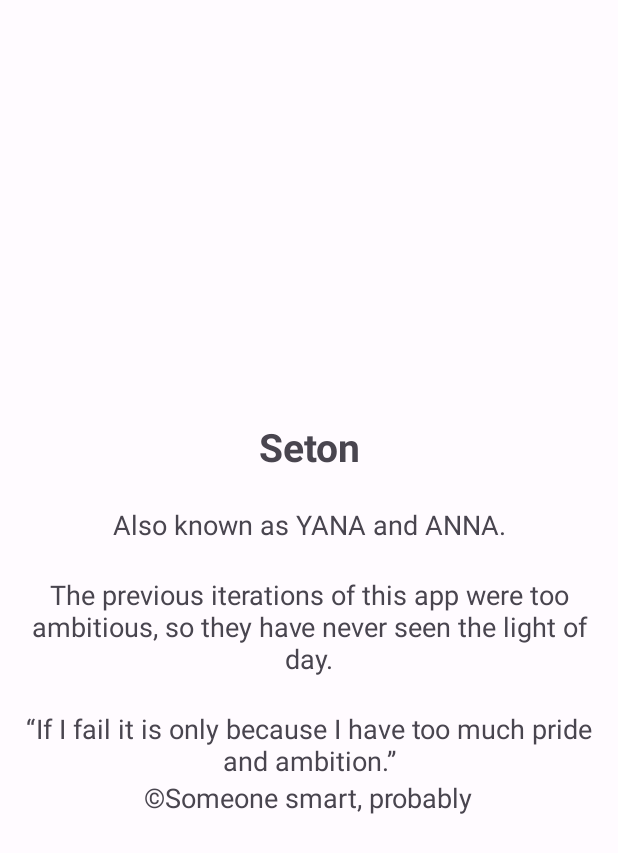
After one commit to SyhanX/Seton, an Android app: the fragment AboutFragment shown on its own in the app's theme, on a phone screen of 412 x 824 dp. The commit adds this screen. Shown: the top 853 px of the screen. Run offline under Robolectric (Android 15) with nearby library versions, the phone set to English and light mode, and no system bars.

Commit message:
feat: add about screen

```diff
--- /dev/null
+++ b/app/src/main/java/com/example/seton/presentation/about/AboutFragment.kt
@@ -0,0 +1,6 @@
+package com.example.seton.presentation.about
+
+import androidx.fragment.app.Fragment
+import com.example.seton.R
+
+class AboutFragment: Fragment(R.layout.fragment_about)
--- a/app/src/main/java/com/example/seton/presentation/notes/NotesFragment.kt
+++ b/app/src/main/java/com/example/seton/presentation/notes/NotesFragment.kt
@@ -78,6 +78,7 @@ class NotesFragment : Fragment(), MenuProvider {
             }
         }
     }
+
     override fun onCreateMenu(menu: Menu, menuInflater: MenuInflater) {
         menuInflater.inflate(R.menu.notes_menu, menu)
     }
@@ -89,11 +90,12 @@ class NotesFragment : Fragment(), MenuProvider {
 
                 true
             }
+
             R.id.action_about -> {
-                //do something
-
+                findNavController().navigate(R.id.action_NotesFragment_to_aboutFragment)
                 true
             }
+
             else -> false
         }
     }
--- /dev/null
+++ b/app/src/main/res/layout/fragment_about.xml
@@ -0,0 +1,54 @@
+<?xml version="1.0" encoding="utf-8"?>
+<LinearLayout xmlns:android="http://schemas.android.com/apk/res/android"
+    android:layout_width="match_parent"
+    android:layout_height="match_parent"
+    android:gravity="center"
+    android:orientation="vertical"
+    android:padding="16dp">
+
+
+    <TextView
+        android:id="@+id/app_name"
+        android:layout_width="wrap_content"
+        android:layout_height="wrap_content"
+        android:layout_marginBottom="22dp"
+        android:text="@string/app_name"
+        android:textAlignment="center"
+        android:textSize="26sp"
+        android:textStyle="bold" />
+
+    <TextView
+        android:id="@+id/desc_1"
+        android:layout_width="wrap_content"
+        android:layout_height="wrap_content"
+        android:layout_marginBottom="22dp"
+        android:text="@string/app_description_1"
+        android:textAlignment="center"
+        android:textSize="18sp" />
+
+    <TextView
+        android:id="@+id/desc_2"
+        android:layout_width="wrap_content"
+        android:layout_height="wrap_content"
+        android:layout_marginBottom="22dp"
+        android:text="@string/app_description_2"
+        android:textAlignment="center"
+        android:textSize="18sp" />
+
+    <TextView
+        android:id="@+id/desc_3"
+        android:layout_width="wrap_content"
+        android:layout_height="wrap_content"
+        android:text="@string/app_description_3"
+        android:textAlignment="center"
+        android:textSize="18sp" />
+
+    <TextView
+        android:id="@+id/desc_4"
+        android:layout_width="wrap_content"
+        android:layout_height="wrap_content"
+        android:text="@string/app_description_4"
+        android:textSize="18sp" />
+
+
+</LinearLayout>
--- a/app/src/main/res/navigation/nav_graph.xml
+++ b/app/src/main/res/navigation/nav_graph.xml
@@ -13,6 +13,9 @@
         <action
             android:id="@+id/action_NotesFragment_to_EditNoteFragment"
             app:destination="@id/EditNoteFragment" />
+        <action
+            android:id="@+id/action_NotesFragment_to_aboutFragment"
+            app:destination="@id/aboutFragment" />
     </fragment>
     <fragment
         android:id="@+id/EditNoteFragment"
@@ -24,7 +27,15 @@
             app:destination="@id/NotesFragment" />
         <argument
             android:name="currentNoteId"
-            app:argType="integer"
-            android:defaultValue="-1" />
+            android:defaultValue="-1"
+            app:argType="integer" />
+    </fragment>
+    <fragment
+        android:id="@+id/aboutFragment"
+        android:name="com.example.seton.presentation.about.AboutFragment"
+        android:label="About">
+        <action
+            android:id="@+id/action_aboutFragment_to_NotesFragment"
+            app:destination="@id/NotesFragment" />
     </fragment>
 </navigation>
--- a/app/src/main/res/values/strings.xml
+++ b/app/src/main/res/values/strings.xml
@@ -1,5 +1,9 @@
 <resources>
     <string name="app_name">Seton</string>
+    <string name="app_description_1">Also known as YANA and ANNA.</string>
+    <string name="app_description_2">The previous iterations of this app were too ambitious, so they have never seen the light of day.</string>
+    <string name="app_description_3">“If I fail it is only because I have too much pride and ambition.”</string>
+    <string name="app_description_4">©Someone smart, probably</string>
     <string name="action_settings">Settings</string>
     <string name="action_about">About</string>
     <string name="edit_note">Edit note</string>
```
